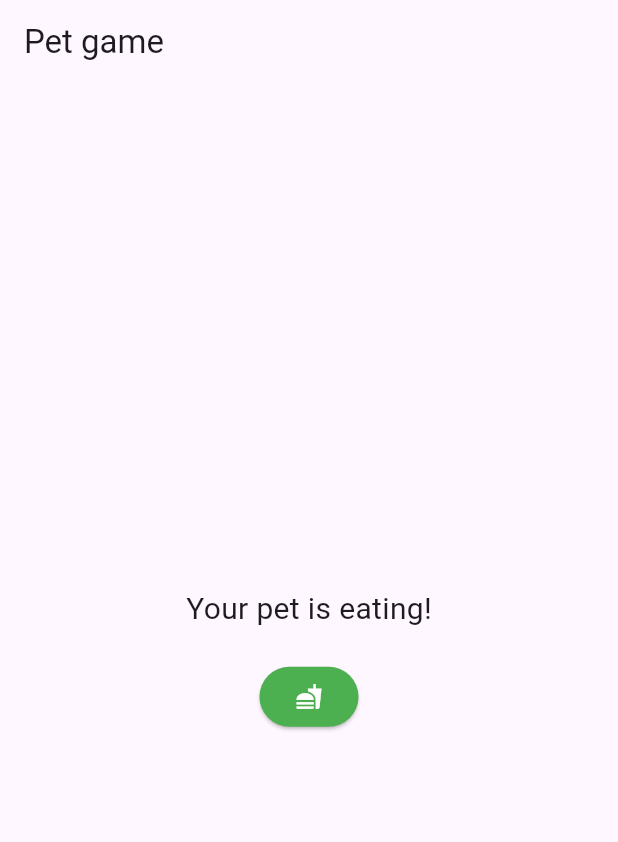
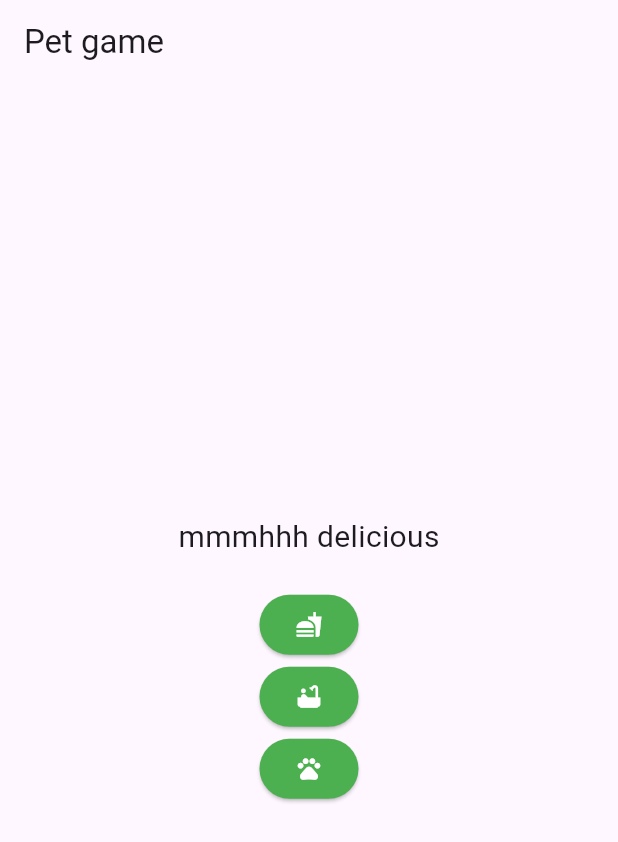
Before and after one commit to Jusss10/PetGame, a Flutter app: the screen it shows after launch, after a tap on the "fastfood" icon, on a phone screen of 412 x 824 dp. Shown: the top 842 px of the screen. Run offline on Flutter 3.47's test engine with Material 3 defaults, Android fonts, the light colour scheme and no system bars.

Commit message:
added bath and cuddle button

```diff
--- a/lib/screens/home_page.dart
+++ b/lib/screens/home_page.dart
@@ -14,7 +14,17 @@ class _MyHomePageState extends State<MyHomePage> {
 
   void feedPet() {
     setState(() {
-      petStatus = "Your pet is eating!";
+      petStatus = "mmmhhh delicious";
+    });
+  }
+  void bathPet() {
+    setState(() {
+      petStatus = "Now im clean!!";
+    });
+  }
+  void cuddlePet() {
+    setState(() {
+      petStatus = "I feel loved, thank u";
     });
   }
 
@@ -31,6 +41,8 @@ class _MyHomePageState extends State<MyHomePage> {
             Text(petStatus, style: const TextStyle(fontSize: 20)),
             const SizedBox(height: 20),
             CustomButton(icon: Icons.fastfood, onPressed: feedPet),
+            CustomButton(icon: Icons.bathtub, onPressed: bathPet),
+            CustomButton(icon: Icons.pets, onPressed: cuddlePet),
           ],
         ),
       ),
```
